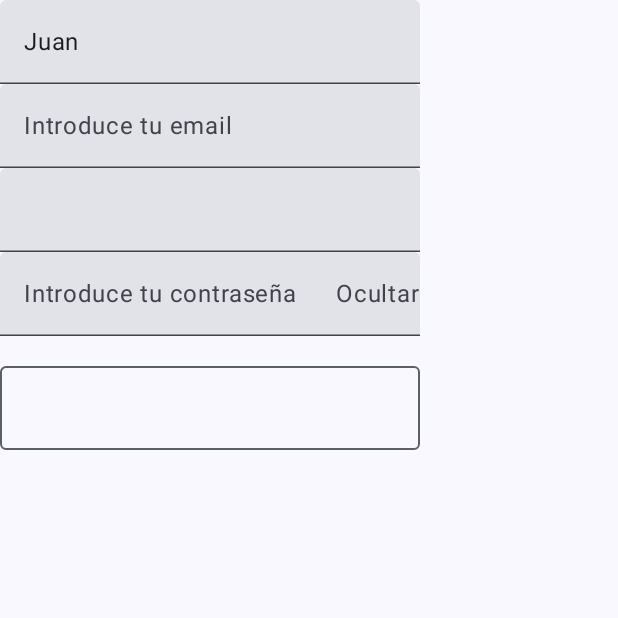
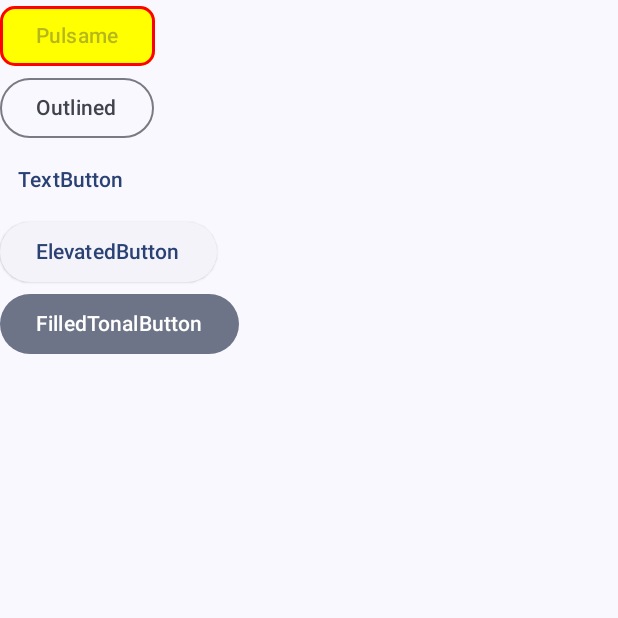
Before and after one commit to Juann1342/Curso-Jetpack-Compose, an Android app built with Jetpack Compose: the screen it shows after launch (MainActivity), on a phone screen of 412 x 824 dp, the top half of it. Run offline under Robolectric (Android 15) with nearby library versions, the phone set to English and light mode, and no system bars.

Commit message:
Sección 6 finalizada

```diff
--- a/AndroidStudioProjects/MyFirstComposeApp/app/src/main/java/com/juan/myfirstcomposeapp/MainActivity.kt
+++ b/AndroidStudioProjects/MyFirstComposeApp/app/src/main/java/com/juan/myfirstcomposeapp/MainActivity.kt
@@ -10,6 +10,7 @@ import androidx.compose.material3.Scaffold
 import androidx.compose.runtime.Composable
 import androidx.compose.ui.Modifier
 import androidx.compose.ui.tooling.preview.Preview
+import com.juan.myfirstcomposeapp.component.MyButtons
 import com.juan.myfirstcomposeapp.component.MyTextField
 import com.juan.myfirstcomposeapp.component.MyTextFieldParent
 import com.juan.myfirstcomposeapp.component.MyTexts
@@ -55,7 +56,9 @@ class MainActivity : ComponentActivity() {
                    // MyState(Modifier.padding(innerPadding))
                   //  MyTexts(Modifier.padding(innerPadding))
                 //    MyTextField(Modifier.padding(innerPadding))
-                    MyTextFieldParent(Modifier.padding(innerPadding))
+                   // MyTextFieldParent(Modifier.padding(innerPadding))
+                    MyButtons(Modifier.padding(innerPadding))
+
 
 
 
--- /dev/null
+++ b/AndroidStudioProjects/MyFirstComposeApp/app/src/main/java/com/juan/myfirstcomposeapp/component/Buttons.kt
@@ -0,0 +1,77 @@
+package com.juan.myfirstcomposeapp.component
+
+import android.content.Context
+import android.widget.Toast
+import androidx.compose.foundation.BorderStroke
+import androidx.compose.foundation.background
+import androidx.compose.foundation.layout.Box
+import androidx.compose.foundation.layout.Column
+import androidx.compose.foundation.layout.size
+import androidx.compose.foundation.shape.RoundedCornerShape
+import androidx.compose.material3.Button
+import androidx.compose.material3.ButtonColors
+import androidx.compose.material3.ButtonDefaults
+import androidx.compose.material3.ElevatedButton
+import androidx.compose.material3.FilledTonalButton
+import androidx.compose.material3.OutlinedButton
+import androidx.compose.material3.Text
+import androidx.compose.material3.TextButton
+import androidx.compose.runtime.Composable
+import androidx.compose.ui.Modifier
+import androidx.compose.ui.graphics.Color
+import androidx.compose.ui.platform.LocalContext
+import androidx.compose.ui.unit.dp
+
+@Composable
+fun MyButtons(modifier: Modifier) {
+    val context = LocalContext.current
+
+    Column(modifier = modifier) {
+        //un boton por defecto es un rectangulo,
+        //entre parentesis recibe el onclick y entre llaves el contenido, ambos son funciones lambda
+        //con enabled puedo habilitarlo o deshabilitarlo, shape es el redondeado
+        Button(
+            onClick = { Toast.makeText(context, "Botón pulsado", Toast.LENGTH_SHORT).show() },
+            enabled = false,
+            shape = RoundedCornerShape(10.dp), //dp redondea las esquinas 10 puntos, so le pongo solo 10 es 10 %
+        //    border = BorderStroke(2.dp, Color.Red)
+            border = BorderStroke(2.dp, Color.Red),
+            colors =  ButtonDefaults.buttonColors(contentColor = Color.Red, containerColor = Color.Gray, disabledContainerColor = Color.Yellow) //para saber estas cosas tengo que ir metiendome en los elementos e indagando su contenido
+
+
+        ) {
+       //     Text("Pulsame", color = Color.White) //puedo sobreescribir el color desde el texto aunque lo haya definido en el boton
+            Text("Pulsame")
+
+            /*  Column {
+                  Text("Pulsame")
+                  Box(Modifier
+                      .size(30.dp)
+                      .background(Color.Red)) { }
+
+              }*/
+        }
+
+        //por defecto son son color porque son para acciones secundarias
+        OutlinedButton(onClick = {}) {
+            Text("Outlined")
+        }
+
+        //son tipicos para usar en cosas poco importantes
+        TextButton(onClick = {}) {
+            Text("TextButton")
+        }
+
+        //tiene una elevacion por defecto, si quiero tambien puedo modificar esa elevacion con , elevation = ButtonDefaults.elevatedButtonElevation()
+        ElevatedButton(onClick = {}) {
+            Text("ElevatedButton")
+        }
+
+        //la unica diferencia con un boton normal es que viene con un color mas suave, es para enfasis medio, entre normal y outlined
+        FilledTonalButton(onClick = {}) {
+            Text("FilledTonalButton")
+        }
+
+    }
+
+}
```
